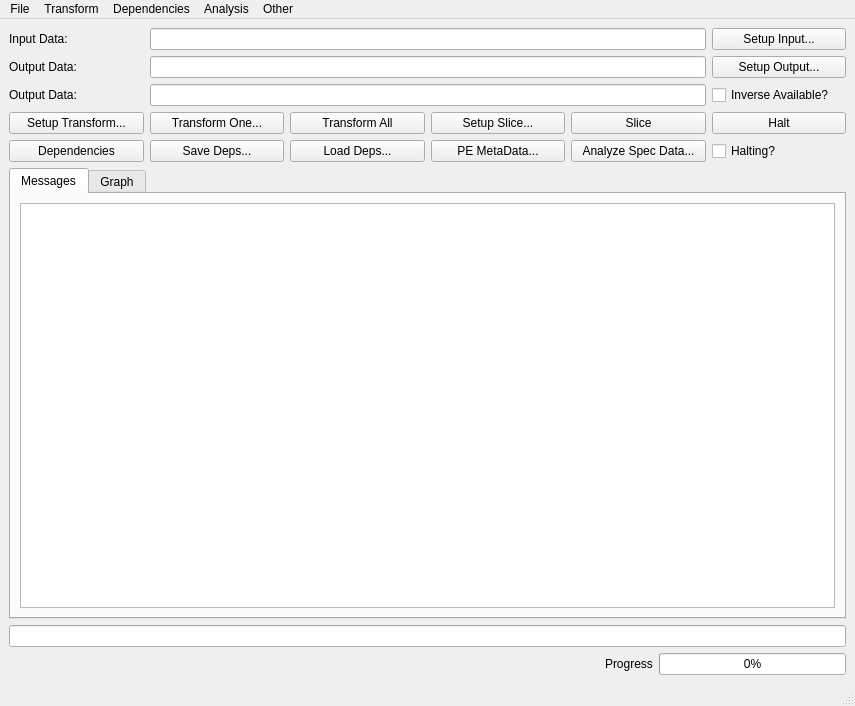
Old version of the form cctwqt/cctwqtmainwindow.ui in the repository guyjennings/cctw.
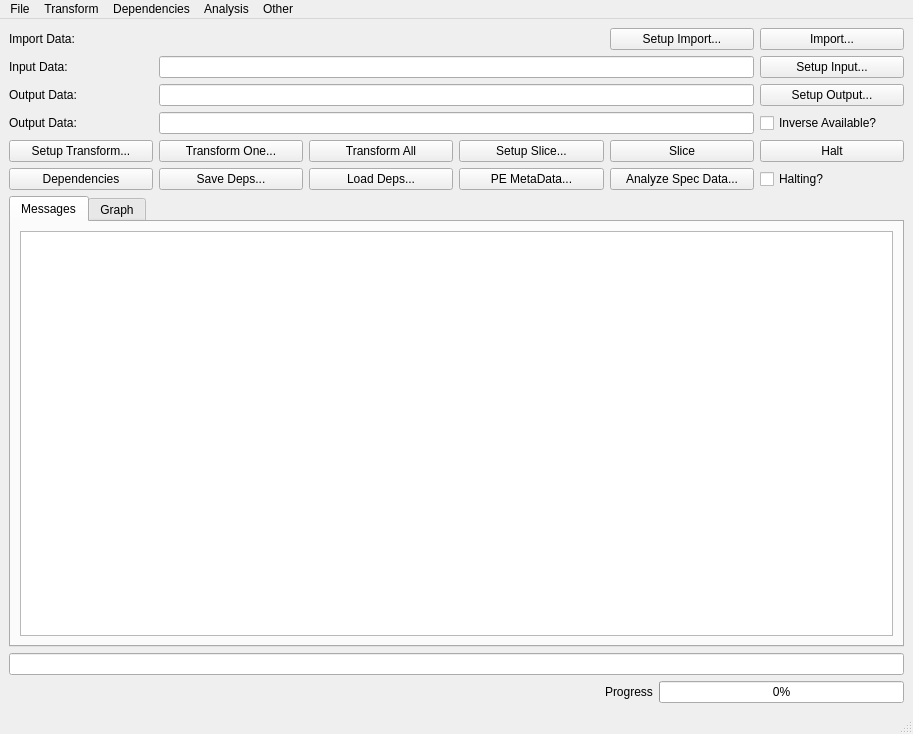
New version of the form. Custom widgets are drawn as their Qt base class.

Commit message: Added an import file data type and dialog - not implemented yet, though

Patch:
```diff
--- a/cctwqt/cctwqtmainwindow.ui
+++ b/cctwqt/cctwqtmainwindow.ui
@@ -6,8 +6,8 @@
    <rect>
     <x>0</x>
     <y>0</y>
-    <width>855</width>
-    <height>706</height>
+    <width>913</width>
+    <height>734</height>
    </rect>
   </property>
   <property name="windowTitle">
@@ -17,141 +17,169 @@
    <layout class="QVBoxLayout" name="verticalLayout">
     <item>
      <layout class="QGridLayout" name="gridLayout_3">
-      <item row="0" column="5">
-       <widget class="QPushButton" name="m_SetupInputButton">
+      <item row="2" column="5">
+       <widget class="QPushButton" name="m_SetupOutputButton">
         <property name="text">
-         <string>Setup Input...</string>
+         <string>Setup Output...</string>
         </property>
        </widget>
       </item>
-      <item row="0" column="1" colspan="4">
-       <widget class="QLineEdit" name="m_InputData"/>
-      </item>
-      <item row="3" column="3">
-       <widget class="QPushButton" name="m_SetupSliceButton">
-        <property name="text">
-         <string>Setup Slice...</string>
-        </property>
-       </widget>
-      </item>
-      <item row="3" column="1">
+      <item row="4" column="1">
        <widget class="QPushButton" name="m_TransformOneButton">
         <property name="text">
          <string>Transform One...</string>
         </property>
        </widget>
       </item>
-      <item row="2" column="1" colspan="4">
-       <widget class="QLineEdit" name="m_OutputSliceData"/>
+      <item row="1" column="1" colspan="4">
+       <widget class="QLineEdit" name="m_InputData"/>
       </item>
       <item row="4" column="5">
-       <widget class="QCheckBox" name="m_Halting">
+       <widget class="QPushButton" name="m_HaltButton">
         <property name="text">
-         <string>Halting?</string>
+         <string>Halt</string>
         </property>
        </widget>
       </item>
-      <item row="0" column="0">
-       <widget class="QLabel" name="label">
+      <item row="4" column="4">
+       <widget class="QPushButton" name="m_TransformSliceButton">
         <property name="text">
-         <string>Input Data:</string>
+         <string>Slice</string>
         </property>
        </widget>
       </item>
       <item row="1" column="5">
-       <widget class="QPushButton" name="m_SetupOutputButton">
+       <widget class="QPushButton" name="m_SetupInputButton">
         <property name="text">
-         <string>Setup Output...</string>
+         <string>Setup Input...</string>
         </property>
        </widget>
       </item>
-      <item row="4" column="0">
-       <widget class="QPushButton" name="m_DependenciesButton">
-        <property name="text">
-         <string>Dependencies</string>
-        </property>
-       </widget>
-      </item>
-      <item row="2" column="0">
-       <widget class="QLabel" name="label_3">
-        <property name="text">
-         <string>Output Data:</string>
-        </property>
-       </widget>
-      </item>
-      <item row="4" column="3">
+      <item row="5" column="3">
        <widget class="QPushButton" name="m_PEMetaDataButton">
         <property name="text">
          <string>PE MetaData...</string>
         </property>
        </widget>
       </item>
-      <item row="3" column="0">
-       <widget class="QPushButton" name="m_SetupTransformButton">
+      <item row="5" column="0">
+       <widget class="QPushButton" name="m_DependenciesButton">
         <property name="text">
-         <string>Setup Transform...</string>
+         <string>Dependencies</string>
         </property>
        </widget>
       </item>
-      <item row="2" column="5">
-       <widget class="QCheckBox" name="m_InverseAvailable">
-        <property name="text">
-         <string>Inverse Available?</string>
-        </property>
-       </widget>
-      </item>
-      <item row="4" column="2">
+      <item row="5" column="2">
        <widget class="QPushButton" name="m_LoadDepsButton">
         <property name="text">
          <string>Load Deps...</string>
         </property>
        </widget>
       </item>
-      <item row="3" column="2">
-       <widget class="QPushButton" name="m_TransformAllButton">
-        <property name="text">
-         <string>Transform All</string>
-        </property>
-       </widget>
-      </item>
-      <item row="1" column="1" colspan="4">
-       <widget class="QLineEdit" name="m_OutputData"/>
-      </item>
-      <item row="4" column="1">
+      <item row="5" column="1">
        <widget class="QPushButton" name="m_SaveDepsButton">
         <property name="text">
          <string>Save Deps...</string>
         </property>
        </widget>
       </item>
-      <item row="3" column="5">
-       <widget class="QPushButton" name="m_HaltButton">
+      <item row="4" column="2">
+       <widget class="QPushButton" name="m_TransformAllButton">
         <property name="text">
-         <string>Halt</string>
+         <string>Transform All</string>
         </property>
        </widget>
       </item>
-      <item row="1" column="0">
-       <widget class="QLabel" name="label_2">
-        <property name="text">
-         <string>Output Data:</string>
-        </property>
-       </widget>
-      </item>
-      <item row="3" column="4">
-       <widget class="QPushButton" name="m_TransformSliceButton">
-        <property name="text">
-         <string>Slice</string>
-        </property>
-       </widget>
-      </item>
-      <item row="4" column="4">
+      <item row="5" column="4">
        <widget class="QPushButton" name="m_AnalyzeSpecDataButton">
         <property name="text">
          <string>Analyze Spec Data...</string>
         </property>
        </widget>
       </item>
+      <item row="4" column="0">
+       <widget class="QPushButton" name="m_SetupTransformButton">
+        <property name="text">
+         <string>Setup Transform...</string>
+        </property>
+       </widget>
+      </item>
+      <item row="5" column="5">
+       <widget class="QCheckBox" name="m_Halting">
+        <property name="text">
+         <string>Halting?</string>
+        </property>
+       </widget>
+      </item>
+      <item row="2" column="0">
+       <widget class="QLabel" name="label_2">
+        <property name="text">
+         <string>Output Data:</string>
+        </property>
+       </widget>
+      </item>
+      <item row="3" column="5">
+       <widget class="QCheckBox" name="m_InverseAvailable">
+        <property name="text">
+         <string>Inverse Available?</string>
+        </property>
+       </widget>
+      </item>
+      <item row="3" column="0">
+       <widget class="QLabel" name="label_3">
+        <property name="text">
+         <string>Output Data:</string>
+        </property>
+       </widget>
+      </item>
+      <item row="4" column="3">
+       <widget class="QPushButton" name="m_SetupSliceButton">
+        <property name="text">
+         <string>Setup Slice...</string>
+        </property>
+       </widget>
+      </item>
+      <item row="2" column="1" colspan="4">
+       <widget class="QLineEdit" name="m_OutputData"/>
+      </item>
+      <item row="1" column="0">
+       <widget class="QLabel" name="label">
+        <property name="text">
+         <string>Input Data:</string>
+        </property>
+       </widget>
+      </item>
+      <item row="3" column="1" colspan="4">
+       <widget class="QLineEdit" name="m_OutputSliceData"/>
+      </item>
+      <item row="0" column="0">
+       <widget class="QLabel" name="label_4">
+        <property name="text">
+         <string>Import Data:</string>
+        </property>
+       </widget>
+      </item>
+      <item row="0" column="5">
+       <widget class="QPushButton" name="m_ImportButton">
+        <property name="text">
+         <string>Import...</string>
+        </property>
+       </widget>
+      </item>
+      <item row="0" column="4">
+       <widget class="QPushButton" name="m_SetupImportButton">
+        <property name="text">
+         <string>Setup Import...</string>
+        </property>
+       </widget>
+      </item>
+      <item row="0" column="1" colspan="3">
+       <widget class="QLabel" name="m_ImportData">
+        <property name="text">
+         <string/>
+        </property>
+       </widget>
+      </item>
      </layout>
     </item>
     <item>
@@ -232,7 +260,7 @@
     <rect>
      <x>0</x>
      <y>0</y>
-     <width>855</width>
+     <width>913</width>
      <height>22</height>
     </rect>
    </property>
```
Left out of the diff: 25 changed lines with no effect on the pictures. The commit also changes 12 other files.
